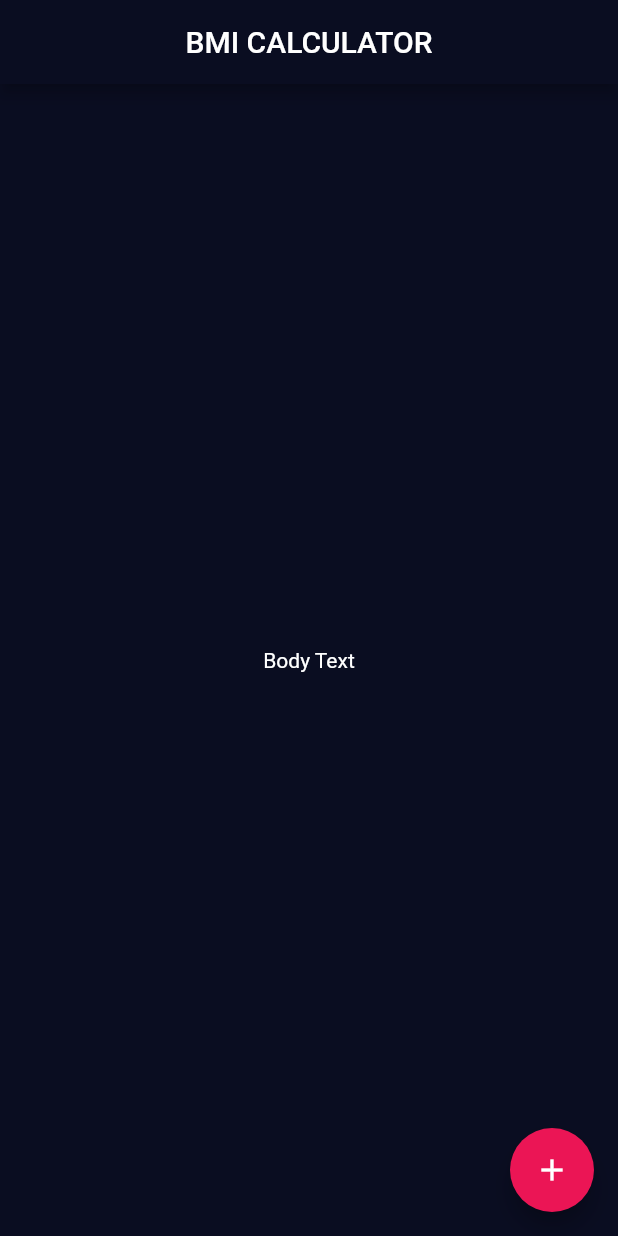
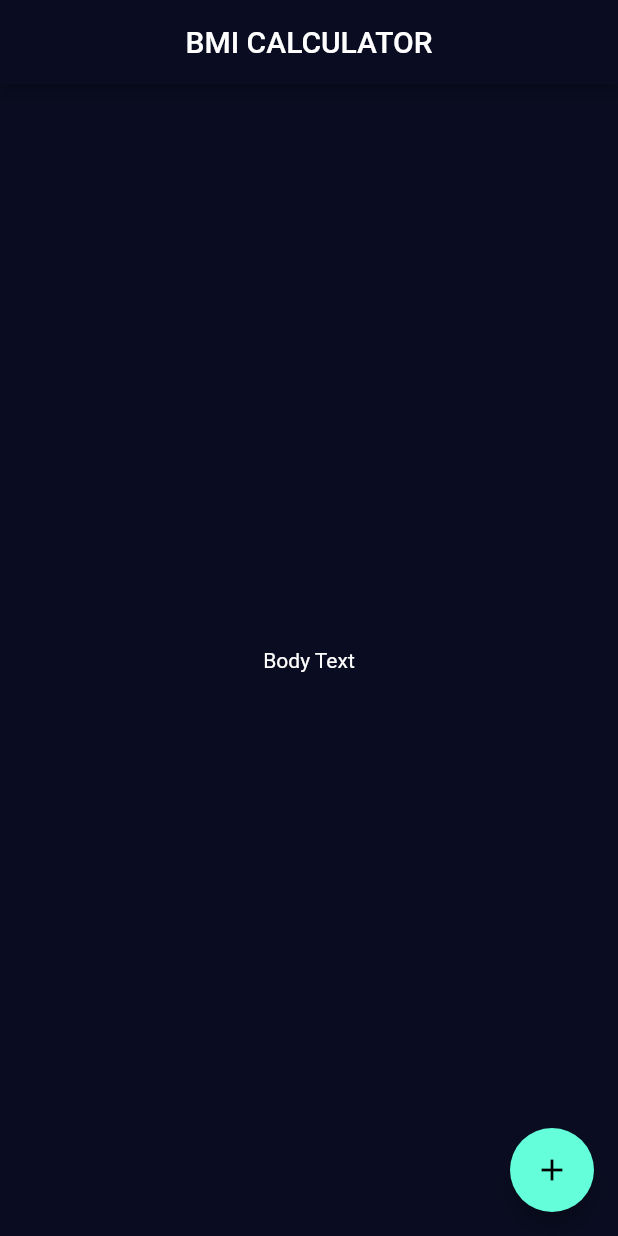
Before and after one commit to Mahad871/BMI_Calculator, a Flutter app: the screen it shows after launch, on a phone screen of 412 x 824 dp. Run offline on Flutter 3.47's test engine with Material 2 defaults, Android fonts, the light colour scheme and no system bars.

Commit message:
file management done

```diff
--- /dev/null
+++ b/lib/input_page.dart
@@ -0,0 +1,32 @@
+import 'package:flutter/material.dart';
+
+
+class InputPage extends StatefulWidget {
+  const InputPage({Key? key}) : super(key: key);
+
+  @override
+  _InputPageState createState() => _InputPageState();
+}
+
+class _InputPageState extends State<InputPage> {
+  @override
+  Widget build(BuildContext context) {
+    return Scaffold(
+      appBar: AppBar(
+        title: Center(
+          child: Text('BMI CALCULATOR'),
+        ),
+      ),
+      body: Center(
+        child: Text('Body Text'),
+      ),
+      floatingActionButton: Theme(
+        data: ThemeData.dark(),
+        child: FloatingActionButton(
+          child: Icon(Icons.add),
+          onPressed: () => InputPage(),
+        ),
+      ),
+    );
+  }
+}
--- a/lib/main.dart
+++ b/lib/main.dart
@@ -1,4 +1,5 @@
 import 'package:flutter/material.dart';
+import 'input_page.dart';
 
 void main() => runApp(BMICalculator());
 
@@ -8,47 +9,19 @@ class BMICalculator extends StatelessWidget {
   @override
   Widget build(BuildContext context) {
     return MaterialApp(
-      theme: ThemeData(
+      theme: ThemeData.dark().copyWith(
         colorScheme: ColorScheme.fromSeed(
           seedColor: Color(0xFF0A0D21),
           primary: Color(0xFF0A0D21),
-          secondary: Color(0xFFEB1555),
+          // secondary: Color(0xFFEB1555),
         ),
         scaffoldBackgroundColor: Color(0xFF0A0D21),
-        textTheme: TextTheme(
-          bodyText2: TextStyle(
-            color: Colors.white,
-          ),
-        ),
+        // textTheme: TextTheme(
+        //     bodyText2: TextStyle(
+        //   color: Colors.white,
+        // )),
       ),
       home: InputPage(),
     );
   }
 }
-
-class InputPage extends StatefulWidget {
-  const InputPage({Key? key}) : super(key: key);
-
-  @override
-  _InputPageState createState() => _InputPageState();
-}
-
-class _InputPageState extends State<InputPage> {
-  @override
-  Widget build(BuildContext context) {
-    return Scaffold(
-      appBar: AppBar(
-        title: Center(
-          child: Text('BMI CALCULATOR'),
-        ),
-      ),
-      body: Center(
-        child: Text('Body Text'),
-      ),
-      floatingActionButton: FloatingActionButton(
-        child: Icon(Icons.add),
-        onPressed: () => InputPage(),
-      ),
-    );
-  }
-}
```
